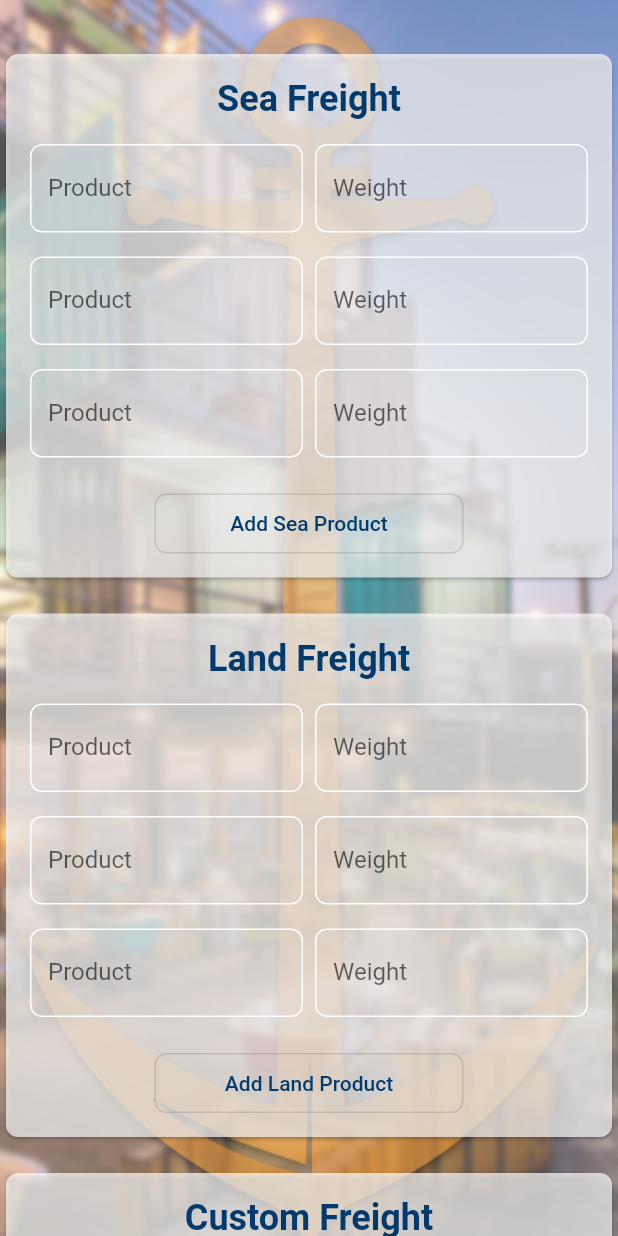
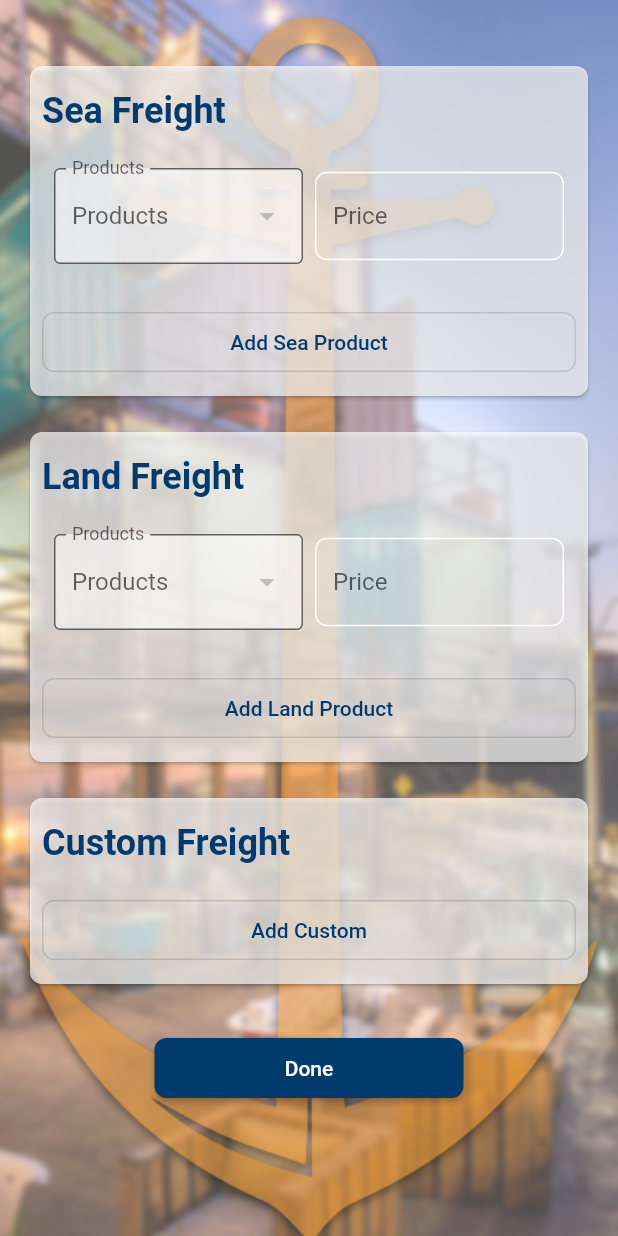
Before and after one commit to ziyadmansy/transportation-flutter-project, a Flutter app: the ShippingProductsPage screen opened directly, after a tap on "Add Sea Product", after a tap on "Add Land Product", on a phone screen of 412 x 824 dp. Run offline on Flutter 3.47's test engine with Material 2 defaults, Android fonts, the light colour scheme and no system bars; our stand-ins replace cool_alert, country_picker, dio, flutter_credit_card, get, image_picker and 1 more; missing offline and left inert: simple_star_rating; accounts and stored records are empty; network calls fail.

Commit message:
products api done

```diff
--- a/lib/models/product.dart
+++ b/lib/models/product.dart
@@ -1,5 +1,5 @@
 class Product {
-  final int id;
+  int? id;
   final String name;
 
   Product({
@@ -13,4 +13,11 @@ class Product {
       name: json['name'],
     );
   }
+
+  Map<String, dynamic> toJson() {
+    return {
+      'id': id,
+      'name': name,
+    };
+  }
 }
--- a/lib/models/shipping_product.dart
+++ b/lib/models/shipping_product.dart
@@ -1,9 +1,29 @@
+import 'package:transportation_flutter_project/models/product.dart';
+
 class ShippingProduct {
-  String name;
-  double weight;
+  Product? product;
+  double? price;
+  String service;
 
   ShippingProduct({
-    required this.name,
-    required this.weight,
+    required this.service,
+    this.price,
+    this.product,
   });
+
+  factory ShippingProduct.fromJson(Map<String, dynamic> json) {
+    return ShippingProduct(
+      service: json['service'],
+      price: json['price'],
+      product: Product.fromJson(json['material']),
+    );
+  }
+
+  Map<String, dynamic> toJson() {
+    return {
+      'service': service,
+      'price': price,
+      'material': product?.id,
+    };
+  }
 }
--- a/lib/presentation_layer/shipping_products_screen.dart
+++ b/lib/presentation_layer/shipping_products_screen.dart
@@ -1,8 +1,10 @@
 import 'package:flutter/material.dart';
 import 'package:get/get.dart';
+import 'package:transportation_flutter_project/models/product.dart';
 import 'package:transportation_flutter_project/models/shipping_product.dart';
 
 import '../buisness_logic_layer/auth_controller.dart';
+import '../buisness_logic_layer/products_controller.dart';
 import '../shared/shared_widgets.dart';
 import '../utils/constants.dart';
 
@@ -18,21 +20,31 @@ class _ShippingProductsPageState extends State<ShippingProductsPage> {
 
   final formKey = GlobalKey<FormState>();
 
-  RxList<ShippingProduct> seaProducts = <ShippingProduct>[
-    ShippingProduct(name: 'first', weight: 0.11),
-    ShippingProduct(name: 'second', weight: 5.99),
-  ].obs;
-  RxList<ShippingProduct> customProducts = <ShippingProduct>[
-    ShippingProduct(name: 'first', weight: 0.11),
-    ShippingProduct(name: 'second', weight: 5.99),
-  ].obs;
-  RxList<ShippingProduct> landProducts = <ShippingProduct>[
-    ShippingProduct(name: 'first', weight: 0.11),
-    ShippingProduct(name: 'second', weight: 5.99),
-  ].obs;
+  RxList<ShippingProduct> seaProducts = <ShippingProduct>[].obs;
+  RxList<ShippingProduct> customProducts = <ShippingProduct>[].obs;
+  RxList<ShippingProduct> landProducts = <ShippingProduct>[].obs;
+
+  Future<void> getProducts() async {
+    final productsController = Get.find<ProductsController>();
+
+    await productsController.getProducts();
+  }
+
+  @override
+  void initState() {
+    super.initState();
+    getProducts();
+  }
+
+  Future<void> addProducts(List<ShippingProduct> prods) async {
+    final productsController = Get.find<ProductsController>();
+
+    await productsController.addProducts(prods);
+  }
 
   @override
   Widget build(BuildContext context) {
+    final productsController = Get.find<ProductsController>();
     return Obx(() {
       return Container(
         height: Get.height,
@@ -46,6 +58,9 @@ class _ShippingProductsPageState extends State<ShippingProductsPage> {
         child: Scaffold(
           backgroundColor: Colors.transparent,
           body: SingleChildScrollView(
+            child: Padding(
+              padding:
+                  const EdgeInsets.symmetric(vertical: 8.0, horizontal: 16),
               child: Column(
                 children: [
                   SizedBox(
@@ -62,6 +77,7 @@ class _ShippingProductsPageState extends State<ShippingProductsPage> {
                         horizontal: 8,
                       ),
                       child: Column(
+                        crossAxisAlignment: CrossAxisAlignment.stretch,
                         children: [
                           const Text(
                             'Sea Freight',
@@ -80,11 +96,25 @@ class _ShippingProductsPageState extends State<ShippingProductsPage> {
                               child: Row(
                                 children: [
                                   Expanded(
-                                  child: SharedWidgets.buildClickableTextForm(
-                                    hint: 'Product',
-                                    inputType: TextInputType.name,
-                                    onChanged: (text) {
-                                      prod.name = text;
+                                    child: SharedWidgets.buildBorderedDropDown<
+                                        int?>(
+                                      value: prod.product?.id,
+                                      items: productsController.products
+                                          .map(
+                                            (element) => DropdownMenuItem<int>(
+                                              value: element.id,
+                                              child: Text(
+                                                element.name,
+                                              ),
+                                            ),
+                                          )
+                                          .toList(),
+                                      hint: 'Products',
+                                      onChanged: (id) {
+                                        print(id);
+                                        setState(() {
+                                          prod.product?.id = id!;
+                                        });
                                       },
                                     ),
                                   ),
@@ -93,12 +123,13 @@ class _ShippingProductsPageState extends State<ShippingProductsPage> {
                                   ),
                                   Expanded(
                                     child: SharedWidgets.buildClickableTextForm(
-                                    hint: 'Weight',
-                                    inputType: TextInputType.numberWithOptions(
+                                      hint: 'Price',
+                                      inputType:
+                                          TextInputType.numberWithOptions(
                                         decimal: true,
                                       ),
                                       onChanged: (text) {
-                                      prod.weight = double.tryParse(text) ?? 0;
+                                        prod.price = double.tryParse(text) ?? 0;
                                       },
                                     ),
                                   ),
@@ -114,85 +145,8 @@ class _ShippingProductsPageState extends State<ShippingProductsPage> {
                             btnText: 'Add Sea Product',
                             onPress: () {
                               seaProducts.add(ShippingProduct(
-                              name: '',
-                              weight: 0,
-                            ));
-                            // seaProducts.refresh();
-                          },
-                          btnColor: primaryColor,
-                        ),
-                      ],
-                    ),
-                  ),
-                ),
-                SizedBox(
-                  height: 16,
-                ),
-                Card(
-                  shape: RoundedRectangleBorder(
-                    borderRadius: BorderRadius.circular(kBorderRadius),
-                  ),
-                  color: Colors.white70,
-                  child: Padding(
-                    padding: const EdgeInsets.symmetric(
-                      vertical: 16.0,
-                      horizontal: 8,
-                    ),
-                    child: Column(
-                      children: [
-                        const Text(
-                          'Land Freight',
-                          style: TextStyle(
-                            fontWeight: FontWeight.bold,
-                            color: primaryColor,
-                            fontSize: 24,
-                          ),
-                        ),
-                        const SizedBox(
-                          height: 8,
-                        ),
-                        ...landProducts.map((prod) {
-                          return Padding(
-                            padding: const EdgeInsets.all(8.0),
-                            child: Row(
-                              children: [
-                                Expanded(
-                                  child: SharedWidgets.buildClickableTextForm(
-                                    hint: 'Product',
-                                    inputType: TextInputType.name,
-                                    onChanged: (text) {
-                                      prod.name = text;
-                                    },
-                                  ),
-                                ),
-                                SizedBox(
-                                  width: 8,
-                                ),
-                                Expanded(
-                                  child: SharedWidgets.buildClickableTextForm(
-                                    hint: 'Weight',
-                                    inputType: TextInputType.numberWithOptions(
-                                      decimal: true,
-                                    ),
-                                    onChanged: (text) {
-                                      prod.weight = double.tryParse(text) ?? 0;
-                                    },
-                                  ),
-                                ),
-                              ],
-                            ),
-                          );
-                        }).toList(),
-                        SizedBox(
-                          height: 16,
-                        ),
-                        SharedWidgets.buildOutlinedButton(
-                          width: Get.width / 2,
-                          btnText: 'Add Land Product',
-                          onPress: () {
-                            landProducts.add(ShippingProduct(
-                              name: '',
-                              weight: 0,
+                                service: sea,
+                                product: Product(id: null, name: ''),
                               ));
                             },
                             btnColor: primaryColor,
@@ -215,6 +169,98 @@ class _ShippingProductsPageState extends State<ShippingProductsPage> {
                         horizontal: 8,
                       ),
                       child: Column(
+                        crossAxisAlignment: CrossAxisAlignment.stretch,
+                        children: [
+                          const Text(
+                            'Land Freight',
+                            style: TextStyle(
+                              fontWeight: FontWeight.bold,
+                              color: primaryColor,
+                              fontSize: 24,
+                            ),
+                          ),
+                          const SizedBox(
+                            height: 8,
+                          ),
+                          ...landProducts.map((prod) {
+                            return Padding(
+                              padding: const EdgeInsets.all(8.0),
+                              child: Row(
+                                children: [
+                                  Expanded(
+                                    child: SharedWidgets.buildBorderedDropDown<
+                                        int?>(
+                                      value: prod.product?.id,
+                                      items: productsController.products
+                                          .map(
+                                            (element) => DropdownMenuItem<int>(
+                                              value: element.id,
+                                              child: Text(
+                                                element.name,
+                                              ),
+                                            ),
+                                          )
+                                          .toList(),
+                                      hint: 'Products',
+                                      onChanged: (id) {
+                                        setState(() {
+                                          prod.product?.id = id!;
+                                        });
+                                      },
+                                    ),
+                                  ),
+                                  SizedBox(
+                                    width: 8,
+                                  ),
+                                  Expanded(
+                                    child: SharedWidgets.buildClickableTextForm(
+                                      hint: 'Price',
+                                      inputType:
+                                          TextInputType.numberWithOptions(
+                                        decimal: true,
+                                      ),
+                                      onChanged: (text) {
+                                        prod.price = double.tryParse(text) ?? 0;
+                                      },
+                                    ),
+                                  ),
+                                ],
+                              ),
+                            );
+                          }).toList(),
+                          SizedBox(
+                            height: 16,
+                          ),
+                          SharedWidgets.buildOutlinedButton(
+                            width: Get.width / 2,
+                            btnText: 'Add Land Product',
+                            onPress: () {
+                              landProducts.add(ShippingProduct(
+                                service: land,
+                                product: Product(id: null, name: ''),
+                              ));
+                            },
+                            btnColor: primaryColor,
+                          ),
+                        ],
+                      ),
+                    ),
+                  ),
+                  SizedBox(
+                    height: 16,
+                  ),
+                  Card(
+                    shape: RoundedRectangleBorder(
+                      borderRadius: BorderRadius.circular(kBorderRadius),
+                    ),
+                    color: Colors.white70,
+                    child: Padding(
+                      padding: const EdgeInsets.symmetric(
+                        vertical: 16.0,
+                        horizontal: 8,
+                      ),
+                      child: Column(
+                        crossAxisAlignment: CrossAxisAlignment.stretch,
                         children: [
                           const Text(
                             'Custom Freight',
@@ -233,11 +279,24 @@ class _ShippingProductsPageState extends State<ShippingProductsPage> {
                               child: Row(
                                 children: [
                                   Expanded(
-                                  child: SharedWidgets.buildClickableTextForm(
-                                    hint: 'Product',
-                                    inputType: TextInputType.name,
-                                    onChanged: (text) {
-                                      prod.name = text;
+                                    child: SharedWidgets.buildBorderedDropDown<
+                                        int?>(
+                                      value: prod.product?.id,
+                                      items: productsController.products
+                                          .map(
+                                            (element) => DropdownMenuItem<int>(
+                                              value: element.id,
+                                              child: Text(
+                                                element.name,
+                                              ),
+                                            ),
+                                          )
+                                          .toList(),
+                                      hint: 'Products',
+                                      onChanged: (id) {
+                                        setState(() {
+                                          prod.product?.id = id!;
+                                        });
                                       },
                                     ),
                                   ),
@@ -246,12 +305,13 @@ class _ShippingProductsPageState extends State<ShippingProductsPage> {
                                   ),
                                   Expanded(
                                     child: SharedWidgets.buildClickableTextForm(
-                                    hint: 'Weight',
-                                    inputType: TextInputType.numberWithOptions(
+                                      hint: 'Price',
+                                      inputType:
+                                          TextInputType.numberWithOptions(
                                         decimal: true,
                                       ),
                                       onChanged: (text) {
-                                      prod.weight = double.tryParse(text) ?? 0;
+                                        prod.price = double.tryParse(text) ?? 0;
                                       },
                                     ),
                                   ),
@@ -267,8 +327,9 @@ class _ShippingProductsPageState extends State<ShippingProductsPage> {
                             btnText: 'Add Custom',
                             onPress: () {
                               customProducts.add(ShippingProduct(
-                              name: '',
-                              weight: 0,
+                                service: custom,
+                                price: 0,
+                                product: Product(id: null, name: ''),
                               ));
                             },
                             btnColor: primaryColor,
@@ -282,7 +343,14 @@ class _ShippingProductsPageState extends State<ShippingProductsPage> {
                   ),
                   SharedWidgets.buildElevatedButton(
                     width: Get.width / 2,
-                  onPress: () {},
+                    onPress: () async {
+                      var prodList = [
+                        ...seaProducts,
+                        ...landProducts,
+                        ...customProducts,
+                      ];
+                      await addProducts(prodList);
+                    },
                     btnText: 'Done',
                     btnColor: primaryColor,
                   ),
@@ -293,6 +361,7 @@ class _ShippingProductsPageState extends State<ShippingProductsPage> {
               ),
             ),
           ),
+        ),
       );
     });
   }
--- a/lib/shared/api_routes.dart
+++ b/lib/shared/api_routes.dart
@@ -13,6 +13,7 @@ class ApiRoutes {
   // Company APIs
   static String companyOrders = '$apiUrl/company-orders/${SharedWidgets.uid}';
   static String companyDetails = '$apiUrl/company/${SharedWidgets.uid}';
+  static String addCompanyPrices = '$apiUrl/company-prices';
 
   // Consumer
   static const String companiesList = '$apiUrl/companies';
--- a/lib/shared/shared_widgets.dart
+++ b/lib/shared/shared_widgets.dart
@@ -24,7 +24,7 @@ class SharedWidgets {
     required void Function(T?)? onChanged,
     String? Function(T?)? onValidate,
     double? itemHeight,
-    bool isDense = false,
+    bool isDense = true,
   }) {
     return Padding(
       padding: const EdgeInsets.symmetric(vertical: 8.0),
```
Also changed, not shown: lib/buisness_logic_layer/products_controller.dart (+28 -0 lines). Lines whose indentation alone changed are shown as unchanged.
